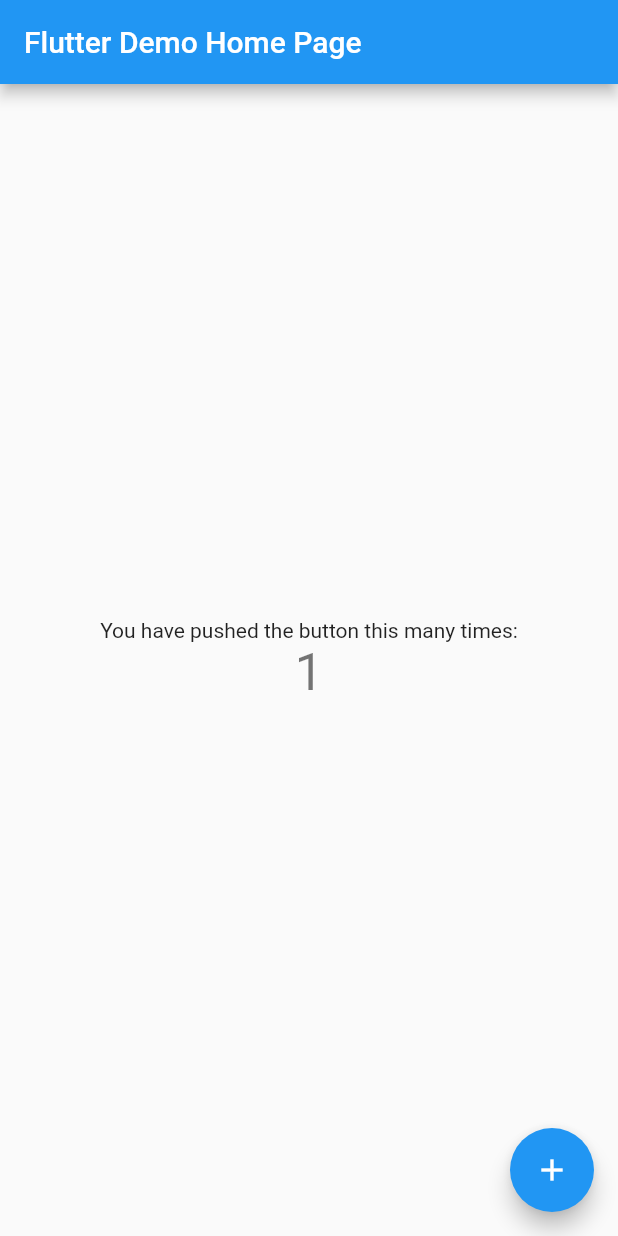
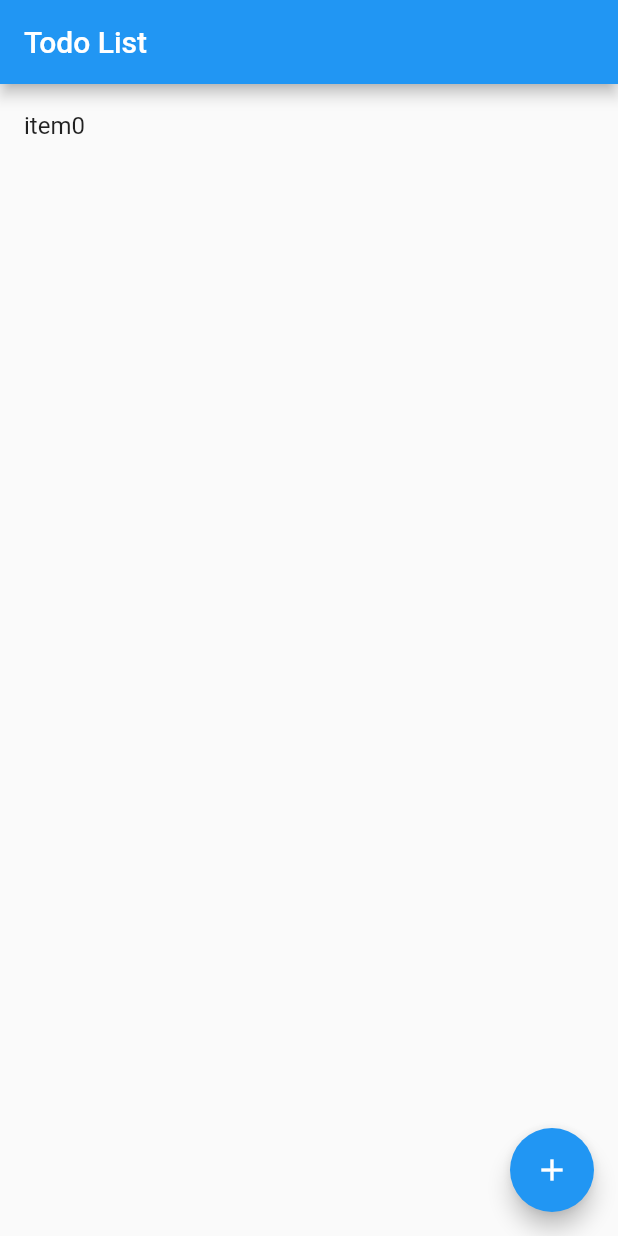
Before and after one commit to JoaoPedroVisconti/flutter_todo, a Flutter app: the screen it shows after launch, after a tap on the "add" icon, on a phone screen of 412 x 824 dp. Run offline on Flutter 3.47's test engine with Material 2 defaults, Android fonts, the phone set to English and light mode, and no system bars.

Commit message:
Start to modify the main page

```diff
--- a/flutter_todo/lib/main.dart
+++ b/flutter_todo/lib/main.dart
@@ -1,111 +1,70 @@
 import 'package:flutter/material.dart';
+import 'package:flutter/rendering.dart';
 
-void main() => runApp(MyApp());
+void main() => runApp(new TodoApp());
 
-class MyApp extends StatelessWidget {
-  // This widget is the root of your application.
+class TodoApp extends StatelessWidget{ //Stateless cannot be change dynamically
   @override
-  Widget build(BuildContext context) {
-    return MaterialApp(
-      title: 'Flutter Demo',
-      theme: ThemeData(
-        // This is the theme of your application.
-        //
-        // Try running your application with "flutter run". You'll see the
-        // application has a blue toolbar. Then, without quitting the app, try
-        // changing the primarySwatch below to Colors.green and then invoke
-        // "hot reload" (press "r" in the console where you ran "flutter run",
-        // or simply save your changes to "hot reload" in a Flutter IDE).
-        // Notice that the counter didn't reset back to zero; the application
-        // is not restarted.
-        primarySwatch: Colors.blue,
-      ),
-      home: MyHomePage(title: 'Flutter Demo Home Page'),
+  Widget build(BuildContext context){
+    return new MaterialApp(
+      title: 'Todo List',
+      home: new TodoList()
     );
   }
 }
 
-class MyHomePage extends StatefulWidget {
-  MyHomePage({Key key, this.title}) : super(key: key);
-
-  // This widget is the home page of your application. It is stateful, meaning
-  // that it has a State object (defined below) that contains fields that affect
-  // how it looks.
-
-  // This class is the configuration for the state. It holds the values (in this
-  // case the title) provided by the parent (in this case the App widget) and
-  // used by the build method of the State. Fields in a Widget subclass are
-  // always marked "final".
-
-  final String title;
-
+class TodoList extends StatefulWidget{ //Need two classes 1 => Widget it self
   @override
-  _MyHomePageState createState() => _MyHomePageState();
+  createState() => new TodoListState();
 }
 
-class _MyHomePageState extends State<MyHomePage> {
-  int _counter = 0;
+class TodoListState extends State<TodoList>{ //2 => Which create the state
+  List<String> _todoItems = [];
 
-  void _incrementCounter() {
+  //This will be called each time the + button is pressed
+  void _addTodoItem(){
+    // Putting our code inside "setState" tells the app that our state has change
+    // and it will automatically re-render the list
     setState(() {
-      // This call to setState tells the Flutter framework that something has
-      // changed in this State, which causes it to rerun the build method below
-      // so that the display can reflect the updated values. If we changed
-      // _counter without calling setState(), then the build method would not be
-      // called again, and so nothing would appear to happen.
-      _counter++;
+      int index = _todoItems.length;
+      _todoItems.add("item" + index.toString());
     });
   }
 
+  // Build the whole list of todo items
+  Widget _buildTodoList(){
+    return new ListView.builder(
+      itemBuilder: (context, index){
+        // itemBuilder will be automatically called as many times as it takes for the
+        // list to be fill up its available space, which is most likely more than the
+        // number of todo items we have. So, we need to chack the index is OK
+        if (index < _todoItems.length){
+          return _buildTodoItem(_todoItems[index]);
+        }
+      }
+    );
+  }
+
+  //Build a single todo item
+  Widget _buildTodoItem(String todoText){
+    return new ListTile(
+      title: new Text(todoText),
+    );
+  }
+
+
   @override
-  Widget build(BuildContext context) {
-    // This method is rerun every time setState is called, for instance as done
-    // by the _incrementCounter method above.
-    //
-    // The Flutter framework has been optimized to make rerunning build methods
-    // fast, so that you can just rebuild anything that needs updating rather
-    // than having to individually change instances of widgets.
-    return Scaffold(
-      appBar: AppBar(
-        // Here we take the value from the MyHomePage object that was created by
-        // the App.build method, and use it to set our appbar title.
-        title: Text(widget.title),
+  Widget build(BuildContext context){
+    return new Scaffold(
+      appBar: new AppBar(
+        title: new Text("Todo List"),
       ),
-      body: Center(
-        // Center is a layout widget. It takes a single child and positions it
-        // in the middle of the parent.
-        child: Column(
-          // Column is also a layout widget. It takes a list of children and
-          // arranges them vertically. By default, it sizes itself to fit its
-          // children horizontally, and tries to be as tall as its parent.
-          //
-          // Invoke "debug painting" (press "p" in the console, choose the
-          // "Toggle Debug Paint" action from the Flutter Inspector in Android
-          // Studio, or the "Toggle Debug Paint" command in Visual Studio Code)
-          // to see the wireframe for each widget.
-          //
-          // Column has various properties to control how it sizes itself and
-          // how it positions its children. Here we use mainAxisAlignment to
-          // center the children vertically; the main axis here is the vertical
-          // axis because Columns are vertical (the cross axis would be
-          // horizontal).
-          mainAxisAlignment: MainAxisAlignment.center,
-          children: <Widget>[
-            Text(
-              'You have pushed the button this many times:',
-            ),
-            Text(
-              '$_counter',
-              style: Theme.of(context).textTheme.display1,
-            ),
-          ],
-        ),
+      body: _buildTodoList(),
+      floatingActionButton: new FloatingActionButton(
+        onPressed: _addTodoItem,
+        tooltip: "Add task",
+        child: new Icon(Icons.add),
       ),
-      floatingActionButton: FloatingActionButton(
-        onPressed: _incrementCounter,
-        tooltip: 'Increment',
-        child: Icon(Icons.add),
-      ), // This trailing comma makes auto-formatting nicer for build methods.
     );
   }
 }
```
Also changed, not shown: 1 other file.
